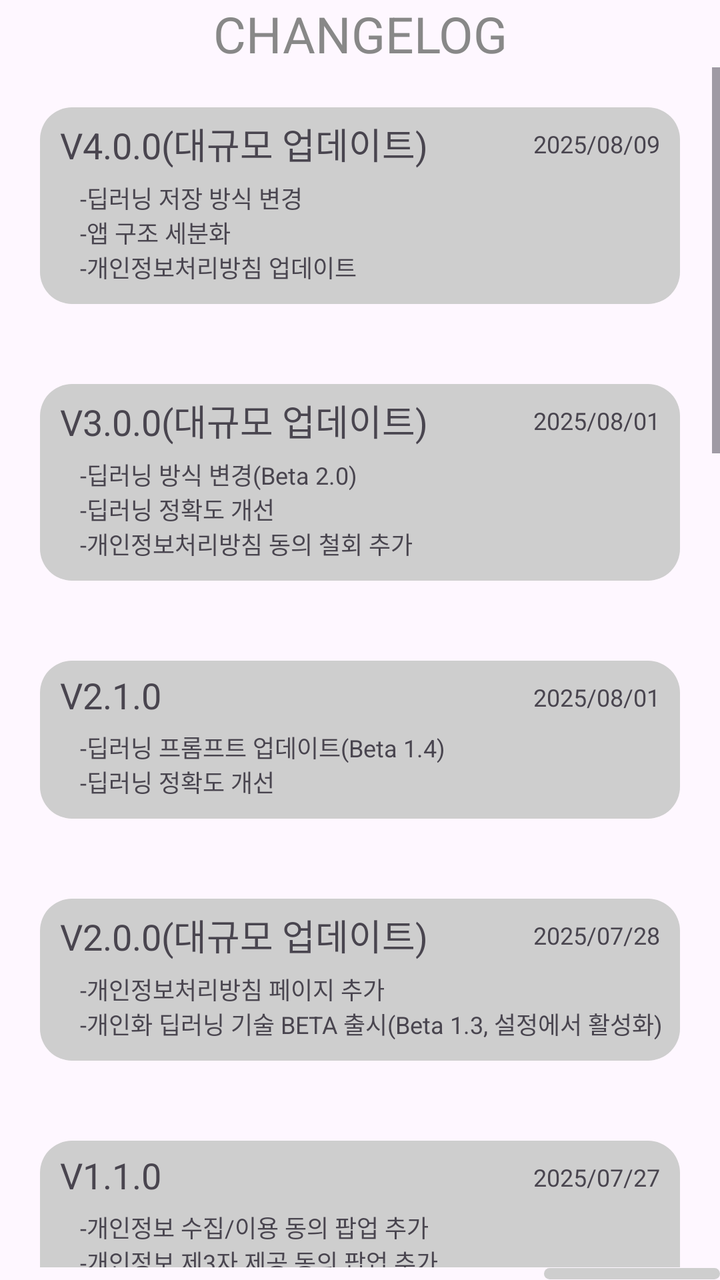
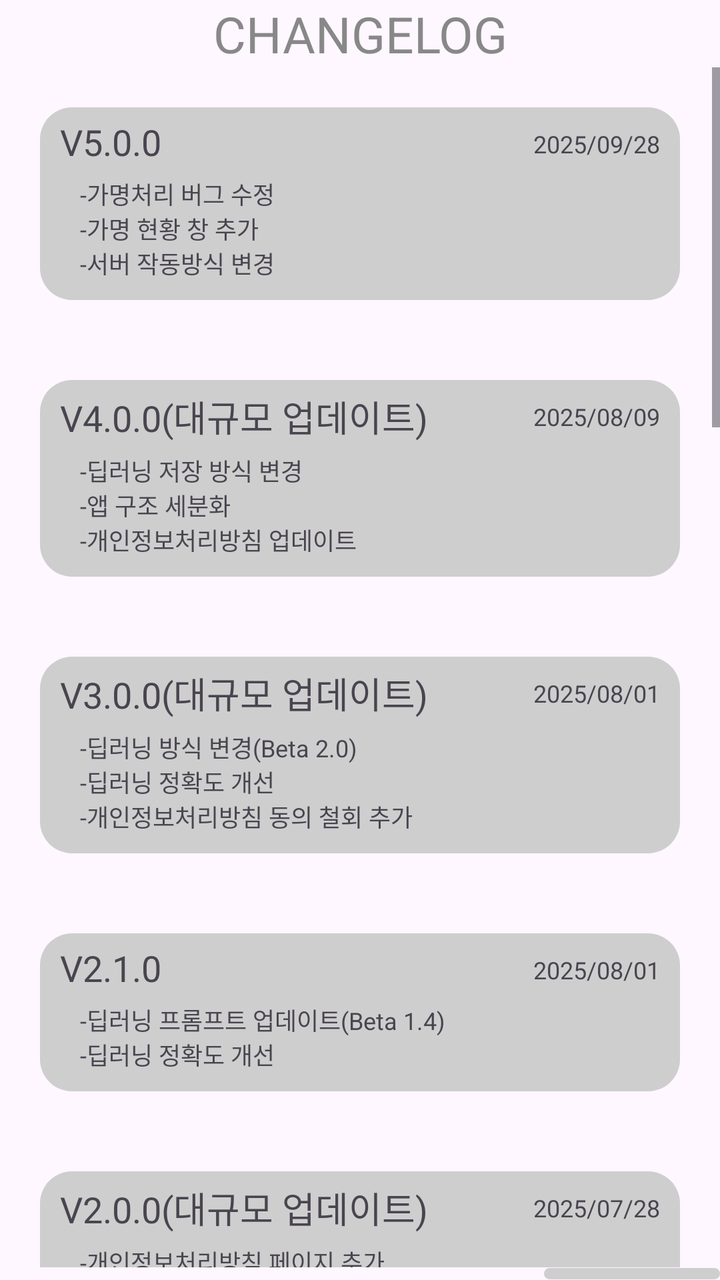

Before-and-after screenshots of an Android layout around one commit, followed by the original layout XML and the change that was made.
<!-- AndroidManifest.xml: application theme Theme.MyApplication -->
<!-- res/layout/changelog.xml -->
<?xml version="1.0" encoding="utf-8"?>
<LinearLayout xmlns:android="http://schemas.android.com/apk/res/android"
    xmlns:tools="http://schemas.android.com/tools"
    android:layout_width="match_parent"
    android:layout_height="match_parent"
    xmlns:app="http://schemas.android.com/apk/res-auto"
    android:orientation="vertical"
    android:layout_gravity="center"
    android:layout_margin="20dp">

    <TextView
        android:layout_width="match_parent"
        android:layout_height="wrap_content"
        android:text="CHANGELOG"
        android:textColor="#888888"
        android:gravity="center"
        android:textSize="25sp"/>

    <ScrollView
        android:layout_width="match_parent"
        android:layout_height="600dp"
        android:scrollbarAlwaysDrawVerticalTrack="true"
        android:scrollbars="vertical">
        <LinearLayout
            android:layout_width="match_parent"
            android:layout_height="wrap_content"
            android:orientation="vertical">

            <LinearLayout
                android:layout_width="match_parent"
                android:layout_height="wrap_content"
                android:layout_margin="20dp"
                android:background="@drawable/rounded_corner"
                android:orientation="vertical">

                <androidx.constraintlayout.widget.ConstraintLayout
                    android:layout_width="match_parent"
                    android:layout_height="wrap_content">

                    <TextView
                        android:layout_width="match_parent"
                        android:layout_height="wrap_content"
                        app:layout_constraintStart_toStartOf="parent"
                        app:layout_constraintTop_toTopOf="parent"
                        app:layout_constraintBottom_toBottomOf="parent"
                        android:textSize="18sp"

                        android:layout_marginStart="10dp"
                        android:layout_marginTop="5dp"
                        android:text="V4.0.0(대규모 업데이트)"/>

                    <TextView
                        android:layout_width="wrap_content"
                        android:layout_height="wrap_content"
                        android:layout_gravity="end"
                        android:layout_marginTop="10dp"
                        android:layout_marginEnd="10dp"
                        android:text="2025/08/09"
                        app:layout_constraintEnd_toEndOf="parent"
                        app:layout_constraintTop_toTopOf="parent"
                        android:textSize="12sp" />

                </androidx.constraintlayout.widget.ConstraintLayout>

                <TextView
                    android:layout_width="match_parent"
                    android:layout_height="wrap_content"
                    android:layout_marginStart="20dp"
                    android:layout_marginTop="5dp"
                    android:layout_marginBottom="10dp"
                    android:text="-딥러닝 저장 방식 변경\n-앱 구조 세분화\n-개인정보처리방침 업데이트"
                    android:textSize="12sp"/>

            </LinearLayout>

            <LinearLayout
                android:layout_width="match_parent"
                android:layout_height="wrap_content"
                android:layout_margin="20dp"
                android:background="@drawable/rounded_corner"
                android:orientation="vertical">

                <androidx.constraintlayout.widget.ConstraintLayout
                    android:layout_width="match_parent"
                    android:layout_height="wrap_content">

                    <TextView
                        android:layout_width="match_parent"
                        android:layout_height="wrap_content"
                        app:layout_constraintStart_toStartOf="parent"
                        app:layout_constraintTop_toTopOf="parent"
                        app:layout_constraintBottom_toBottomOf="parent"
                        android:textSize="18sp"

                        android:layout_marginStart="10dp"
                        android:layout_marginTop="5dp"
                        android:text="V3.0.0(대규모 업데이트)"/>

                    <TextView
                        android:layout_width="wrap_content"
                        android:layout_height="wrap_content"
                        android:layout_gravity="end"
                        android:layout_marginTop="10dp"
                        android:layout_marginEnd="10dp"
                        android:text="2025/08/01"
                        app:layout_constraintEnd_toEndOf="parent"
                        app:layout_constraintTop_toTopOf="parent"
                        android:textSize="12sp" />

                </androidx.constraintlayout.widget.ConstraintLayout>

                <TextView
                    android:layout_width="match_parent"
                    android:layout_height="wrap_content"
                    android:layout_marginStart="20dp"
                    android:layout_marginTop="5dp"
                    android:layout_marginBottom="10dp"
                    android:text="-딥러닝 방식 변경(Beta 2.0)\n-딥러닝 정확도 개선\n-개인정보처리방침 동의 철회 추가"
                    android:textSize="12sp"/>

            </LinearLayout>

            <LinearLayout
                android:layout_width="match_parent"
                android:layout_height="wrap_content"
                android:layout_margin="20dp"
                android:background="@drawable/rounded_corner"
                android:orientation="vertical">

                <androidx.constraintlayout.widget.ConstraintLayout
                    android:layout_width="match_parent"
                    android:layout_height="wrap_content">

                    <TextView
                        android:layout_width="match_parent"
                        android:layout_height="wrap_content"
                        app:layout_constraintStart_toStartOf="parent"
                        app:layout_constraintTop_toTopOf="parent"
                        app:layout_constraintBottom_toBottomOf="parent"
                        android:textSize="18sp"

                        android:layout_marginStart="10dp"
                        android:layout_marginTop="5dp"
                        android:text="V2.1.0"/>

                    <TextView
                        android:layout_width="wrap_content"
                        android:layout_height="wrap_content"
                        android:layout_gravity="end"
                        android:layout_marginTop="10dp"
                        android:layout_marginEnd="10dp"
                        android:text="2025/08/01"
                        app:layout_constraintEnd_toEndOf="parent"
                        app:layout_constraintTop_toTopOf="parent"
                        android:textSize="12sp" />

                </androidx.constraintlayout.widget.ConstraintLayout>

                <TextView
                    android:layout_width="match_parent"
                    android:layout_height="wrap_content"
                    android:layout_marginStart="20dp"
                    android:layout_marginTop="5dp"
                    android:layout_marginBottom="10dp"
                    android:text="-딥러닝 프롬프트 업데이트(Beta 1.4)\n-딥러닝 정확도 개선"
                    android:textSize="12sp"/>

            </LinearLayout>

            <LinearLayout
                android:layout_width="match_parent"
                android:layout_height="wrap_content"
                android:layout_margin="20dp"
                android:background="@drawable/rounded_corner"
                android:orientation="vertical">

                <androidx.constraintlayout.widget.ConstraintLayout
                    android:layout_width="match_parent"
                    android:layout_height="wrap_content">

                    <TextView
                        android:layout_width="match_parent"
                        android:layout_height="wrap_content"
                        app:layout_constraintStart_toStartOf="parent"
                        app:layout_constraintTop_toTopOf="parent"
                        app:layout_constraintBottom_toBottomOf="parent"
                        android:textSize="18sp"

                        android:layout_marginStart="10dp"
                        android:layout_marginTop="5dp"
                        android:text="V2.0.0(대규모 업데이트)"/>

                    <TextView
                        android:layout_width="wrap_content"
                        android:layout_height="wrap_content"
                        android:layout_gravity="end"
                        android:layout_marginTop="10dp"
                        android:layout_marginEnd="10dp"
                        android:text="2025/07/28"
                        app:layout_constraintEnd_toEndOf="parent"
                        app:layout_constraintTop_toTopOf="parent"
                        android:textSize="12sp" />

                </androidx.constraintlayout.widget.ConstraintLayout>

                <TextView
                    android:layout_width="match_parent"
                    android:layout_height="wrap_content"
                    android:layout_marginStart="20dp"
                    android:layout_marginTop="5dp"
                    android:layout_marginBottom="10dp"
                    android:text="-개인정보처리방침 페이지 추가\n-개인화 딥러닝 기술 BETA 출시(Beta 1.3, 설정에서 활성화)"
                    android:textSize="12sp"/>

            </LinearLayout>

            <LinearLayout
                android:layout_width="match_parent"
                android:layout_height="wrap_content"
                android:layout_margin="20dp"
                android:background="@drawable/rounded_corner"
                android:orientation="vertical">

                <androidx.constraintlayout.widget.ConstraintLayout
                    android:layout_width="match_parent"
                    android:layout_height="wrap_content">

                    <TextView
                        android:layout_width="match_parent"
                        android:layout_height="wrap_content"
                        app:layout_constraintStart_toStartOf="parent"
                        app:layout_constraintTop_toTopOf="parent"
                        app:layout_constraintBottom_toBottomOf="parent"
                        android:textSize="18sp"

                        android:layout_marginStart="10dp"
                        android:layout_marginTop="5dp"
                        android:text="V1.1.0"/>

                    <TextView
                        android:layout_width="wrap_content"
                        android:layout_height="wrap_content"
                        android:layout_gravity="end"
                        android:layout_marginTop="10dp"
                        android:layout_marginEnd="10dp"
                        android:text="2025/07/27"
                        app:layout_constraintEnd_toEndOf="parent"
                        app:layout_constraintTop_toTopOf="parent"
                        android:textSize="12sp" />

                </androidx.constraintlayout.widget.ConstraintLayout>

                <TextView
                    android:layout_width="match_parent"
                    android:layout_height="wrap_content"
                    android:layout_marginStart="20dp"
                    android:layout_marginTop="5dp"
                    android:layout_marginBottom="10dp"
                    android:text="-개인정보 수집/이용 동의 팝업 추가\n-개인정보 제3자 제공 동의 팝업 추가"
                    android:textSize="12sp"/>

            </LinearLayout>

            <LinearLayout
                android:layout_width="match_parent"
                android:layout_height="wrap_content"
                android:layout_margin="20dp"
                android:background="@drawable/rounded_corner"
                android:orientation="vertical">

                <androidx.constraintlayout.widget.ConstraintLayout
                    android:layout_width="match_parent"
                    android:layout_height="wrap_content">

                    <TextView
                        android:layout_width="match_parent"
                        android:layout_height="wrap_content"
                        app:layout_constraintStart_toStartOf="parent"
                        app:layout_constraintTop_toTopOf="parent"
                        app:layout_constraintBottom_toBottomOf="parent"
                        android:textSize="18sp"

                        android:layout_marginStart="10dp"
                        android:layout_marginTop="5dp"
                        android:text="V1.0.0"/>

                    <TextView
                        android:layout_width="wrap_content"
                        android:layout_height="wrap_content"
                        android:layout_gravity="end"
                        android:layout_marginTop="10dp"
                        android:layout_marginEnd="10dp"
                        android:text="2025/07/26"
                        app:layout_constraintEnd_toEndOf="parent"
                        app:layout_constraintTop_toTopOf="parent"
                        android:textSize="12sp" />

                </androidx.constraintlayout.widget.ConstraintLayout>

                <TextView
                    android:layout_width="match_parent"
                    android:layout_height="wrap_content"
                    android:layout_marginStart="20dp"
                    android:layout_marginTop="5dp"
                    android:layout_marginBottom="10dp"
                    android:text="-정식 출시\n-미니멀 디자인으로 디자인 수정\n-서버 24시간 가동\n-ABOUT 페이지 추가\n-버튼 배열 수정"
                    android:textSize="12sp"/>

            </LinearLayout>

            <LinearLayout
                android:layout_width="match_parent"
                android:layout_height="wrap_content"
                android:layout_margin="20dp"
                android:background="@drawable/rounded_corner"
                android:orientation="vertical">

                <TextView
                    android:layout_width="match_parent"
                    android:layout_height="wrap_content"
                    android:textSize="18sp"
                    android:layout_marginStart="10dp"
                    android:layout_marginTop="5dp"
                    android:text="Beta 6.0"/>

                <TextView
                    android:layout_width="match_parent"
                    android:layout_height="wrap_content"
                    android:layout_marginStart="20dp"
                    android:layout_marginTop="5dp"
                    android:layout_marginBottom="10dp"
                    android:text="-Push Notification 기능 추가"
                    android:textSize="12sp"/>

            </LinearLayout>

            <LinearLayout
                android:layout_width="match_parent"
                android:layout_height="wrap_content"
                android:layout_margin="20dp"
                android:background="@drawable/rounded_corner"
                android:orientation="vertical">

                <TextView
                    android:layout_width="match_parent"
                    android:layout_height="wrap_content"
                    android:textSize="18sp"
                    android:layout_marginStart="10dp"
                    android:layout_marginTop="5dp"
                    android:text="Beta 5.1"/>

                <TextView
                    android:layout_width="match_parent"
                    android:layout_height="wrap_content"
                    android:layout_marginStart="20dp"
                    android:layout_marginTop="5dp"
                    android:layout_marginBottom="10dp"
                    android:text="-DNS 설정으로 어디서든 요청을 보낼 수 있도록 설정"
                    android:textSize="12sp"/>

            </LinearLayout>

            <LinearLayout
                android:layout_width="match_parent"
                android:layout_height="wrap_content"
                android:layout_margin="20dp"
                android:background="@drawable/rounded_corner"
                android:orientation="vertical">

                <TextView
                    android:layout_width="match_parent"
                    android:layout_height="wrap_content"
                    android:textSize="18sp"
                    android:layout_marginStart="10dp"
                    android:layout_marginTop="5dp"
                    android:text="Beta 5.0(대규모 업데이트)"/>

                <TextView
                    android:layout_width="match_parent"
                    android:layout_height="wrap_content"
                    android:layout_marginStart="20dp"
                    android:layout_marginTop="5dp"
                    android:layout_marginBottom="10dp"
                    android:text="-GPT 도입 완료\n-GPT BETA TESTING\n-GPT REQUEST 서버 구축 및 가동"
                    android:textSize="12sp"/>

            </LinearLayout>

            <LinearLayout
                android:layout_width="match_parent"
                android:layout_height="wrap_content"
                android:layout_margin="20dp"
                android:background="@drawable/rounded_corner"
                android:orientation="vertical">

                <TextView
                    android:layout_width="match_parent"
                    android:layout_height="wrap_content"
                    android:textSize="18sp"
                    android:layout_marginStart="10dp"
                    android:layout_marginTop="5dp"
                    android:text="Beta 4.1"/>

                <TextView
                    android:layout_width="match_parent"
                    android:layout_height="wrap_content"
                    android:layout_marginStart="20dp"
                    android:layout_marginTop="5dp"
                    android:layout_marginBottom="10dp"
                    android:text="-버그 수정"
                    android:textSize="12sp"/>

            </LinearLayout>

            <LinearLayout
                android:layout_width="match_parent"
                android:layout_height="wrap_content"
                android:layout_margin="20dp"
                android:background="@drawable/rounded_corner"
                android:orientation="vertical">

                <TextView
                    android:layout_width="match_parent"
                    android:layout_height="wrap_content"
                    android:textSize="18sp"
                    android:layout_marginStart="10dp"
                    android:layout_marginTop="5dp"
                    android:text="Beta 4.0 (대규모 업데이트)"/>

                <TextView
                    android:layout_width="match_parent"
                    android:layout_height="wrap_content"
                    android:layout_marginStart="20dp"
                    android:layout_marginTop="5dp"
                    android:layout_marginBottom="10dp"
                    android:text="-전체적인 UI 업데이트\n-멀티화면으로 앱 구조 변경\n-앱 아이콘 적용\n-앱 이름을 TetramenAI로 적용\n-디자인을 동글동글하게 변경\n내부 코드 세부화 및 모듈화\n-메인 페이지 추가\n-로그 페이지 추가\n-설정 페이지 추가\n-변경사항 페이지 추가\n-크레딧 페이지 추가"
                    android:textSize="12sp"/>

            </LinearLayout>

            <LinearLayout
                android:layout_width="match_parent"
                android:layout_height="wrap_content"
                android:layout_margin="20dp"
                android:background="@drawable/rounded_corner"
                android:orientation="vertical">

                <TextView
                    android:layout_width="match_parent"
                    android:layout_height="wrap_content"
                    android:textSize="18sp"
                    android:layout_marginStart="10dp"
                    android:layout_marginTop="5dp"
                    android:text="Beta 3.0"/>

                <TextView
                    android:layout_width="match_parent"
                    android:layout_height="wrap_content"
                    android:layout_marginStart="20dp"
                    android:layout_marginTop="5dp"
                    android:layout_marginBottom="10dp"
                    android:text="-불필요한 알림 필터링 작업 기능 추가\n-추후 GPT 활용을 위한 기틀 코드 추가"
                    android:textSize="12sp"/>

            </LinearLayout>

            <LinearLayout
                android:layout_width="match_parent"
                android:layout_height="wrap_content"
                android:layout_margin="20dp"
                android:background="@drawable/rounded_corner"
                android:orientation="vertical">

                <TextView
                    android:layout_width="match_parent"
                    android:layout_height="wrap_content"
                    android:textSize="18sp"
                    android:layout_marginStart="10dp"
                    android:layout_marginTop="5dp"
                    android:text="Beta 2.0"/>

                <TextView
                    android:layout_width="match_parent"
                    android:layout_height="wrap_content"
                    android:layout_marginStart="20dp"
                    android:layout_marginTop="5dp"
                    android:layout_marginBottom="10dp"
                    android:text="-모든 알림 읽어오기 기능 추가"
                    android:textSize="12sp"/>

            </LinearLayout>

            <LinearLayout
                android:layout_width="match_parent"
                android:layout_height="wrap_content"
                android:layout_margin="20dp"
                android:background="@drawable/rounded_corner"
                android:orientation="vertical">

                <TextView
                    android:layout_width="match_parent"
                    android:layout_height="wrap_content"
                    android:textSize="18sp"
                    android:layout_marginStart="10dp"
                    android:layout_marginTop="5dp"
                    android:text="Beta 1.0"/>

                <TextView
                    android:layout_width="match_parent"
                    android:layout_height="wrap_content"
                    android:layout_marginStart="20dp"
                    android:layout_marginTop="5dp"
                    android:layout_marginBottom="10dp"
                    android:text="-앱 1차 개발 착수\n-앱 기본 화면 구성"
                    android:textSize="12sp"/>

            </LinearLayout>

        </LinearLayout>

    </ScrollView>

    <com.google.android.material.button.MaterialButton
        android:id="@+id/goback1"
        style="@style/RoundedButtonStyle"
        android:layout_width="wrap_content"
        android:layout_height="wrap_content"
        android:layout_gravity="end"
        android:hapticFeedbackEnabled="true"
        android:text="뒤로"
        android:textSize="15sp"
        app:cornerRadius="16dp" />

</LinearLayout>
<!-- resources referenced by this layout -->
<resources>
  <!-- drawable rounded_corner (drawable) -->
  <?xml version="1.0" encoding="utf-8"?>
  <shape xmlns:android="http://schemas.android.com/apk/res/android"
      android:shape="rectangle">
  
      
      <corners android:radius="16dp" />
  
      
      <solid android:color="#CECECE"/>
  
  </shape>
  <style name="RoundedButtonStyle" parent="Widget.MaterialComponents.Button">
          <item name="cornerRadius">16dp</item>
          <item name="backgroundTint">#CECECE</item>
      </style>
  <style name="Theme.MyApplication" parent="Base.Theme.MyApplication" />
  <style name="Base.Theme.MyApplication" parent="Theme.Material3.DayNight.NoActionBar">
          
          
          <item name="android:statusBarColor">#FEFBFE</item> 
          <item name="android:navigationBarColor">#FEFBFE</item> 
      </style>
</resources>

<!-- the commit's change to res/layout/changelog.xml (unified diff, before → after) -->
@@ -25,6 +25,53 @@
             android:layout_width="match_parent"
             android:layout_height="wrap_content"
             android:orientation="vertical">
+
+            <LinearLayout
+                android:layout_width="match_parent"
+                android:layout_height="wrap_content"
+                android:layout_margin="20dp"
+                android:background="@drawable/rounded_corner"
+                android:orientation="vertical">
+
+                <androidx.constraintlayout.widget.ConstraintLayout
+                    android:layout_width="match_parent"
+                    android:layout_height="wrap_content">
+
+                    <TextView
+                        android:layout_width="match_parent"
+                        android:layout_height="wrap_content"
+                        app:layout_constraintStart_toStartOf="parent"
+                        app:layout_constraintTop_toTopOf="parent"
+                        app:layout_constraintBottom_toBottomOf="parent"
+                        android:textSize="18sp"
+
+                        android:layout_marginStart="10dp"
+                        android:layout_marginTop="5dp"
+                        android:text="V5.0.0"/>
+
+                    <TextView
+                        android:layout_width="wrap_content"
+                        android:layout_height="wrap_content"
+                        android:layout_gravity="end"
+                        android:layout_marginTop="10dp"
+                        android:layout_marginEnd="10dp"
+                        android:text="2025/09/28"
+                        app:layout_constraintEnd_toEndOf="parent"
+                        app:layout_constraintTop_toTopOf="parent"
+                        android:textSize="12sp" />
+
+                </androidx.constraintlayout.widget.ConstraintLayout>
+
+                <TextView
+                    android:layout_width="match_parent"
+                    android:layout_height="wrap_content"
+                    android:layout_marginStart="20dp"
+                    android:layout_marginTop="5dp"
+                    android:layout_marginBottom="10dp"
+                    android:text="-가명처리 버그 수정\n-가명 현황 창 추가\n-서버 작동방식 변경"
+                    android:textSize="12sp"/>
+
+            </LinearLayout>
 
             <LinearLayout
                 android:layout_width="match_parent"
